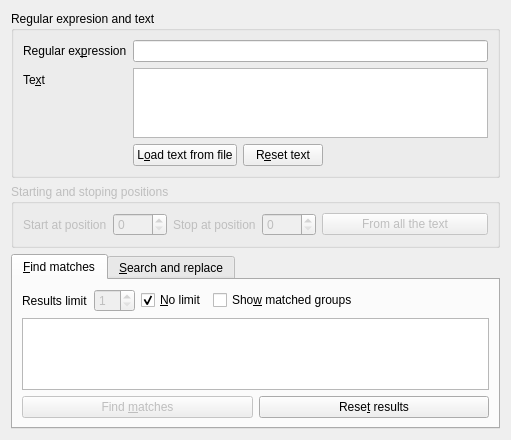
First picture: the form in GUI/bret.ui, repository Hamza5/Basic-Regular-Expressions-Tester, before the edit.
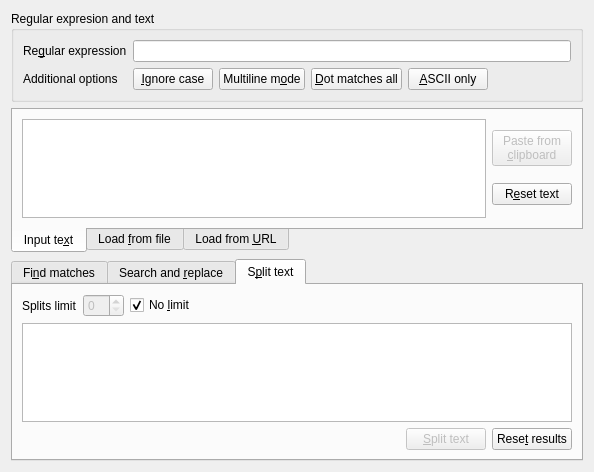
Second picture: the form after the edit. The open tabs and pages were chosen to show the change.

Commit message: Top buttons are working and the enabling/disabling widgets functions + loadTextFile function

What changed in the file:
```diff
--- a/GUI/bret.ui
+++ b/GUI/bret.ui
@@ -7,8 +7,8 @@
    <rect>
     <x>0</x>
     <y>0</y>
-    <width>511</width>
-    <height>426</height>
+    <width>594</width>
+    <height>472</height>
    </rect>
   </property>
   <property name="windowTitle">
@@ -17,6 +17,12 @@
   <layout class="QVBoxLayout" name="verticalLayout_3">
    <item>
     <widget class="QGroupBox" name="RegExpGroupBox">
+     <property name="sizePolicy">
+      <sizepolicy hsizetype="Preferred" vsizetype="Expanding">
+       <horstretch>0</horstretch>
+       <verstretch>0</verstretch>
+      </sizepolicy>
+     </property>
      <property name="title">
       <string>Regular expresion and text</string>
      </property>
@@ -27,7 +33,7 @@
       <item row="0" column="0">
        <widget class="QLabel" name="RegExpLabel">
         <property name="text">
-         <string>Regular ex&amp;pression</string>
+         <string>Re&amp;gular expression</string>
         </property>
         <property name="buddy">
          <cstring>RegExpLineEdit</cstring>
@@ -40,122 +46,182 @@
       <item row="1" column="0">
        <widget class="QLabel" name="TextLabel">
         <property name="text">
-         <string>Te&amp;xt</string>
-        </property>
-        <property name="buddy">
-         <cstring>TextEdit</cstring>
+         <string>Additional options</string>
         </property>
        </widget>
       </item>
-      <item row="3" column="1">
-       <layout class="QHBoxLayout" name="RegExpButtonsLayout">
-        <item>
-         <widget class="QPushButton" name="OpenFilePushButton">
-          <property name="text">
-           <string>L&amp;oad text from file</string>
-          </property>
-         </widget>
-        </item>
-        <item>
-         <widget class="QPushButton" name="ResetTextPushButton">
-          <property name="text">
-           <string>R&amp;eset text</string>
-          </property>
-         </widget>
-        </item>
-       </layout>
-      </item>
       <item row="1" column="1">
-       <widget class="QPlainTextEdit" name="TextEdit"/>
+       <layout class="QHBoxLayout" name="RegExpOptionsLayout">
+        <item>
+         <widget class="QPushButton" name="IgnoreCasePushButton">
+          <property name="text">
+           <string>&amp;Ignore case</string>
+          </property>
+          <property name="checkable">
+           <bool>true</bool>
+          </property>
+         </widget>
+        </item>
+        <item>
+         <widget class="QPushButton" name="MultiLinePushButton">
+          <property name="text">
+           <string>Multiline m&amp;ode</string>
+          </property>
+          <property name="checkable">
+           <bool>true</bool>
+          </property>
+         </widget>
+        </item>
+        <item>
+         <widget class="QPushButton" name="DotAllPushButton">
+          <property name="text">
+           <string>&amp;Dot matches all</string>
+          </property>
+          <property name="checkable">
+           <bool>true</bool>
+          </property>
+         </widget>
+        </item>
+        <item>
+         <widget class="QPushButton" name="ASCIIOnlyPushButton">
+          <property name="text">
+           <string>&amp;ASCII only</string>
+          </property>
+          <property name="checkable">
+           <bool>true</bool>
+          </property>
+         </widget>
+        </item>
+       </layout>
       </item>
      </layout>
     </widget>
    </item>
    <item>
-    <widget class="QGroupBox" name="PositionsGroupBox">
-     <property name="enabled">
-      <bool>false</bool>
+    <widget class="QTabWidget" name="MethodTabWidget">
+     <property name="tabPosition">
+      <enum>QTabWidget::South</enum>
      </property>
-     <property name="title">
-      <string>Starting and stoping positions</string>
-     </property>
-     <layout class="QHBoxLayout" name="horizontalLayout">
-      <item>
-       <widget class="QLabel" name="StartPositionLabel">
-        <property name="sizePolicy">
-         <sizepolicy hsizetype="Preferred" vsizetype="Preferred">
-          <horstretch>0</horstretch>
-          <verstretch>0</verstretch>
-         </sizepolicy>
-        </property>
-        <property name="text">
-         <string>Start at position</string>
-        </property>
-        <property name="buddy">
-         <cstring>EndPositionSpinBox</cstring>
-        </property>
-       </widget>
-      </item>
-      <item>
-       <widget class="QSpinBox" name="StartPositionSpinBox">
-        <property name="sizePolicy">
-         <sizepolicy hsizetype="Minimum" vsizetype="Fixed">
-          <horstretch>0</horstretch>
-          <verstretch>0</verstretch>
-         </sizepolicy>
-        </property>
-        <property name="maximum">
-         <number>9999</number>
-        </property>
-       </widget>
-      </item>
-      <item>
-       <widget class="QLabel" name="EndPositionLabel">
-        <property name="sizePolicy">
-         <sizepolicy hsizetype="Preferred" vsizetype="Preferred">
-          <horstretch>0</horstretch>
-          <verstretch>0</verstretch>
-         </sizepolicy>
-        </property>
-        <property name="text">
-         <string>Stop at position</string>
-        </property>
-        <property name="buddy">
-         <cstring>StartPositionSpinBox</cstring>
-        </property>
-       </widget>
-      </item>
-      <item>
-       <widget class="QSpinBox" name="EndPositionSpinBox">
-        <property name="maximum">
-         <number>9999</number>
-        </property>
-       </widget>
-      </item>
-      <item>
-       <widget class="QPushButton" name="SelectionPushButton">
-        <property name="sizePolicy">
-         <sizepolicy hsizetype="Expanding" vsizetype="Fixed">
-          <horstretch>0</horstretch>
-          <verstretch>0</verstretch>
-         </sizepolicy>
-        </property>
-        <property name="text">
-         <string>From all the text</string>
-        </property>
-       </widget>
-      </item>
-     </layout>
+     <widget class="QWidget" name="TextTab">
+      <attribute name="title">
+       <string>Input te&amp;xt</string>
+      </attribute>
+      <layout class="QHBoxLayout" name="horizontalLayout_2">
+       <item>
+        <widget class="QPlainTextEdit" name="TextEdit">
+         <property name="sizePolicy">
+          <sizepolicy hsizetype="Expanding" vsizetype="Expanding">
+           <horstretch>0</horstretch>
+           <verstretch>0</verstretch>
+          </sizepolicy>
+         </property>
+         <property name="cursor" stdset="0">
+          <cursorShape>IBeamCursor</cursorShape>
+         </property>
+        </widget>
+       </item>
+       <item>
+        <layout class="QVBoxLayout" name="TextTabButtonsLayout">
+         <item>
+          <widget class="QPushButton" name="PasteTextPushButton">
+           <property name="enabled">
+            <bool>false</bool>
+           </property>
+           <property name="sizePolicy">
+            <sizepolicy hsizetype="Minimum" vsizetype="Fixed">
+             <horstretch>0</horstretch>
+             <verstretch>0</verstretch>
+            </sizepolicy>
+           </property>
+           <property name="text">
+            <string>Paste from
+&amp;clipboard</string>
+           </property>
+          </widget>
+         </item>
+         <item>
+          <widget class="QPushButton" name="ResetTextPushButton">
+           <property name="text">
+            <string>R&amp;eset text</string>
+           </property>
+          </widget>
+         </item>
+        </layout>
+       </item>
+      </layout>
+     </widget>
+     <widget class="QWidget" name="FileTab">
+      <attribute name="title">
+       <string>Load &amp;from file</string>
+      </attribute>
+      <layout class="QHBoxLayout" name="horizontalLayout_3">
+       <item>
+        <widget class="QLineEdit" name="FilePathLineEdit">
+         <property name="placeholderText">
+          <string>File path</string>
+         </property>
+        </widget>
+       </item>
+       <item>
+        <widget class="QPushButton" name="FilePathPushButton">
+         <property name="text">
+          <string>&amp;Choose a file</string>
+         </property>
+        </widget>
+       </item>
+       <item>
+        <widget class="QPushButton" name="ResetFilePathPushButton">
+         <property name="text">
+          <string>R&amp;eset</string>
+         </property>
+        </widget>
+       </item>
+      </layout>
+     </widget>
+     <widget class="QWidget" name="URLTab">
+      <attribute name="title">
+       <string>Load from &amp;URL</string>
+      </attribute>
+      <layout class="QHBoxLayout" name="horizontalLayout_4">
+       <item>
+        <widget class="QLineEdit" name="URLLineEdit">
+         <property name="placeholderText">
+          <string>URL</string>
+         </property>
+        </widget>
+       </item>
+       <item>
+        <widget class="QPushButton" name="PasteURLPushButton">
+         <property name="enabled">
+          <bool>false</bool>
+         </property>
+         <property name="text">
+          <string>Paste from &amp;clipboard</string>
+         </property>
+        </widget>
+       </item>
+       <item>
+        <widget class="QPushButton" name="ResetURLPushButton">
+         <property name="text">
+          <string>R&amp;eset</string>
+         </property>
+        </widget>
+       </item>
+      </layout>
+     </widget>
     </widget>
    </item>
    <item>
-    <widget class="QTabWidget" name="tabWidget">
-     <property name="currentIndex">
-      <number>0</number>
+    <widget class="QTabWidget" name="ResultsTabWidget">
+     <property name="sizePolicy">
+      <sizepolicy hsizetype="Expanding" vsizetype="Expanding">
+       <horstretch>0</horstretch>
+       <verstretch>0</verstretch>
+      </sizepolicy>
      </property>
      <widget class="QWidget" name="MatchesTab">
       <attribute name="title">
-       <string>&amp;Find matches</string>
+       <string>Fi&amp;nd matches</string>
       </attribute>
       <layout class="QVBoxLayout" name="verticalLayout">
        <item>
@@ -195,7 +261,7 @@
             </sizepolicy>
            </property>
            <property name="text">
-            <string>&amp;No limit</string>
+            <string>No &amp;limit</string>
            </property>
            <property name="checked">
             <bool>true</bool>
@@ -218,10 +284,30 @@
         </layout>
        </item>
        <item>
-        <widget class="QTreeView" name="MatchesTreeView"/>
+        <widget class="QTreeView" name="MatchesTreeView">
+         <property name="sizePolicy">
+          <sizepolicy hsizetype="Expanding" vsizetype="Expanding">
+           <horstretch>0</horstretch>
+           <verstretch>0</verstretch>
+          </sizepolicy>
+         </property>
+        </widget>
        </item>
        <item>
         <layout class="QHBoxLayout" name="MatchesButtonsLayout">
+         <item>
+          <spacer name="horizontalSpacer">
+           <property name="orientation">
+            <enum>Qt::Horizontal</enum>
+           </property>
+           <property name="sizeHint" stdset="0">
+            <size>
+             <width>40</width>
+             <height>20</height>
+            </size>
+           </property>
+          </spacer>
+         </item>
          <item>
           <widget class="QPushButton" name="FindMatchesPushButton">
            <property name="enabled">
@@ -248,7 +334,7 @@
      </widget>
      <widget class="QWidget" name="ReplaceTab">
       <attribute name="title">
-       <string>&amp;Search and replace</string>
+       <string>Search and &amp;replace</string>
       </attribute>
       <layout class="QVBoxLayout" name="verticalLayout_2">
        <item>
@@ -310,7 +396,88 @@
           </widget>
          </item>
          <item>
-          <widget class="QPushButton" name="ResetRepPushButton">
+          <widget class="QPushButton" name="ResetReplacementsPushButton">
+           <property name="text">
+            <string>Rese&amp;t results</string>
+           </property>
+          </widget>
+         </item>
+        </layout>
+       </item>
+      </layout>
+     </widget>
+     <widget class="QWidget" name="SplitTab">
+      <attribute name="title">
+       <string>S&amp;plit text</string>
+      </attribute>
+      <layout class="QVBoxLayout" name="verticalLayout_5">
+       <item>
+        <layout class="QHBoxLayout" name="horizontalLayout_5">
+         <item>
+          <widget class="QLabel" name="SplitsLimitLabel">
+           <property name="text">
+            <string>Splits limit</string>
+           </property>
+          </widget>
+         </item>
+         <item>
+          <widget class="QSpinBox" name="SplitsLimitSpinBox">
+           <property name="enabled">
+            <bool>false</bool>
+           </property>
+          </widget>
+         </item>
+         <item>
+          <widget class="QCheckBox" name="NoSplitsLimitCheckBox">
+           <property name="sizePolicy">
+            <sizepolicy hsizetype="Expanding" vsizetype="Fixed">
+             <horstretch>0</horstretch>
+             <verstretch>0</verstretch>
+            </sizepolicy>
+           </property>
+           <property name="text">
+            <string>No &amp;limit</string>
+           </property>
+           <property name="checked">
+            <bool>true</bool>
+           </property>
+          </widget>
+         </item>
+        </layout>
+       </item>
+       <item>
+        <widget class="QListView" name="SplitResultsListView"/>
+       </item>
+       <item>
+        <layout class="QHBoxLayout" name="SplitButtonsLayout">
+         <item>
+          <spacer name="horizontalSpacer_3">
+           <property name="orientation">
+            <enum>Qt::Horizontal</enum>
+           </property>
+           <property name="sizeHint" stdset="0">
+            <size>
+             <width>40</width>
+             <height>20</height>
+            </size>
+           </property>
+          </spacer>
+         </item>
+         <item>
+          <widget class="QPushButton" name="SplitPushButton">
+           <property name="enabled">
+            <bool>false</bool>
+           </property>
+           <property name="text">
+            <string>&amp;Split text</string>
+           </property>
+           <property name="default">
+            <bool>true</bool>
+           </property>
+          </widget>
+         </item>
+         <item>
+          <widget class="QPushButton" name="ResetSplitPushButton">
            <property name="text">
             <string>Rese&amp;t results</string>
            </property>
```
Left out of the diff: 28 changed lines with no effect on the pictures. The commit also changes 3 other files.
